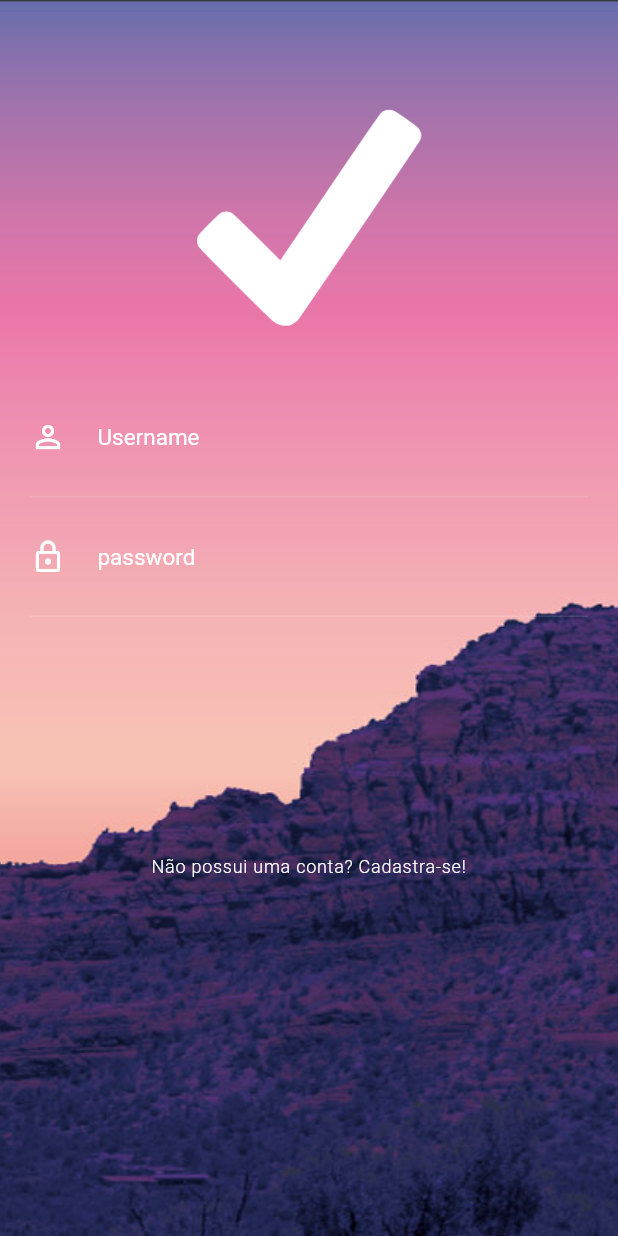
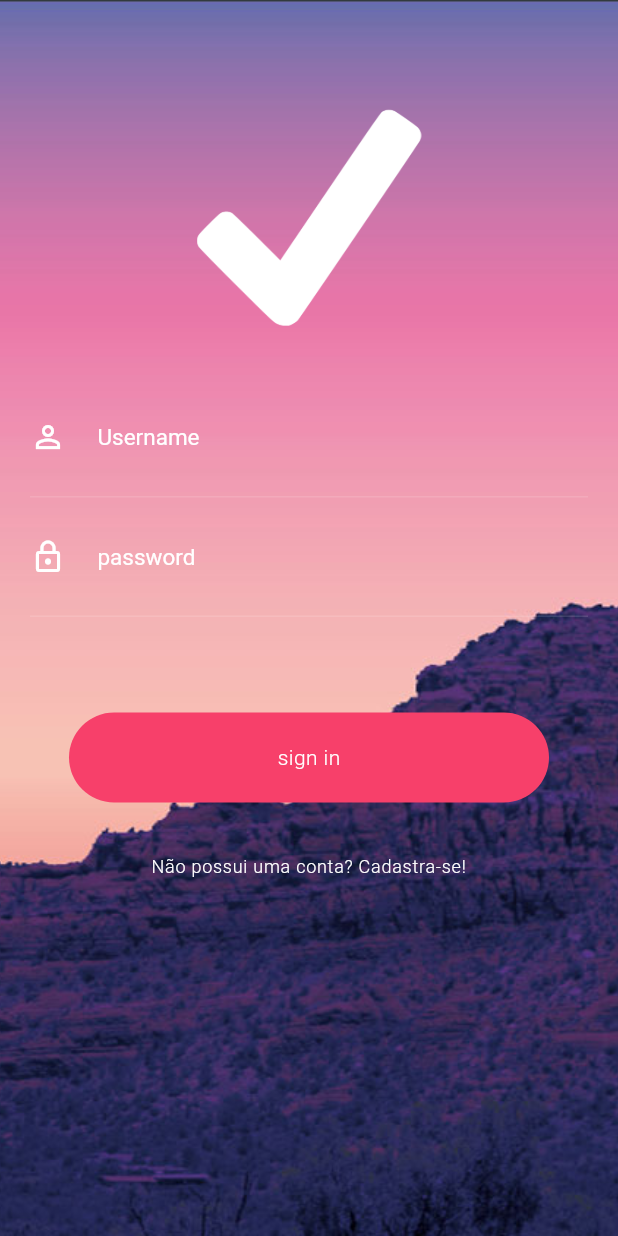
Before and after one commit to joseisaiasmanuel/animation2, a Flutter app: the screen it shows after launch, on a phone screen of 412 x 824 dp. Run offline on Flutter 3.47's test engine with Material 2 defaults, Android fonts, the phone set to English and light mode, and no system bars.

Commit message:
animationButton

```diff
--- a/lib/screen/login_screen.dart
+++ b/lib/screen/login_screen.dart
@@ -1,3 +1,4 @@
+import 'package:animation2/widget/atagger_animation.dart';
 import 'package:animation2/widget/signupbutton.dart';
 import 'package:animation2/widget/widget_form.dart';
 import 'package:flutter/material.dart';
@@ -7,7 +8,26 @@ class LoginScreen extends StatefulWidget {
   _LoginScreenState createState() => _LoginScreenState();
 }
 
-class _LoginScreenState extends State<LoginScreen> {
+class _LoginScreenState extends State<LoginScreen> with SingleTickerProviderStateMixin {
+  AnimationController _animationController;
+
+
+  @override
+  void initState() {
+  super.initState();
+  _animationController= AnimationController(
+    vsync: this,
+    duration: Duration(seconds: 2)
+  );
+  }
+
+
+  @override
+  void dispose() {
+    _animationController.dispose();
+    super.dispose();
+  }
+
   @override
   Widget build(BuildContext context) {
     return Scaffold(
@@ -19,6 +39,9 @@ class _LoginScreenState extends State<LoginScreen> {
          child: ListView(
            padding: EdgeInsets.zero,
            children:<Widget> [
+             Stack(
+               alignment: Alignment.bottomCenter,
+         children:<Widget>[
              Column(
                children:<Widget>[
                  Padding(
@@ -31,11 +54,16 @@ class _LoginScreenState extends State<LoginScreen> {
                  FormContainer(),
                  SignUpButton()
                ],
+             ),
+             StaggerAnimation(
+               controller:_animationController.view
              )
            ],
-         ),
-      ),
+    ),
+      ],
 
+    ),
+    ),
     );
   }
 }
--- /dev/null
+++ b/lib/widget/atagger_animation.dart
@@ -0,0 +1,39 @@
+import 'package:flutter/material.dart';
+
+class StaggerAnimation extends StatelessWidget {
+  final AnimationController controller;
+
+  StaggerAnimation({this.controller});
+
+  Widget _buildAnimation(BuildContext context, Widget child) {
+    return Padding(
+      padding: EdgeInsets.only(bottom: 50),
+      child: InkWell(
+        onTap: () {},
+        child: Container(
+          width: 320,
+          height: 60,
+          alignment: Alignment.center,
+          decoration: BoxDecoration(
+              color: Color.fromRGBO(247, 64, 106, 1.0),
+              borderRadius: BorderRadius.all(Radius.circular(30.0))),
+          child: Text(
+            "sign in",
+            style: TextStyle(
+                color: Colors.white,
+                fontWeight: FontWeight.w300,
+                letterSpacing: 0.3),
+          ),
+        ),
+      ),
+    );
+  }
+
+  @override
+  Widget build(BuildContext context) {
+    return AnimatedBuilder(
+      builder: _buildAnimation,
+      animation: controller,
+    );
+  }
+}
```
